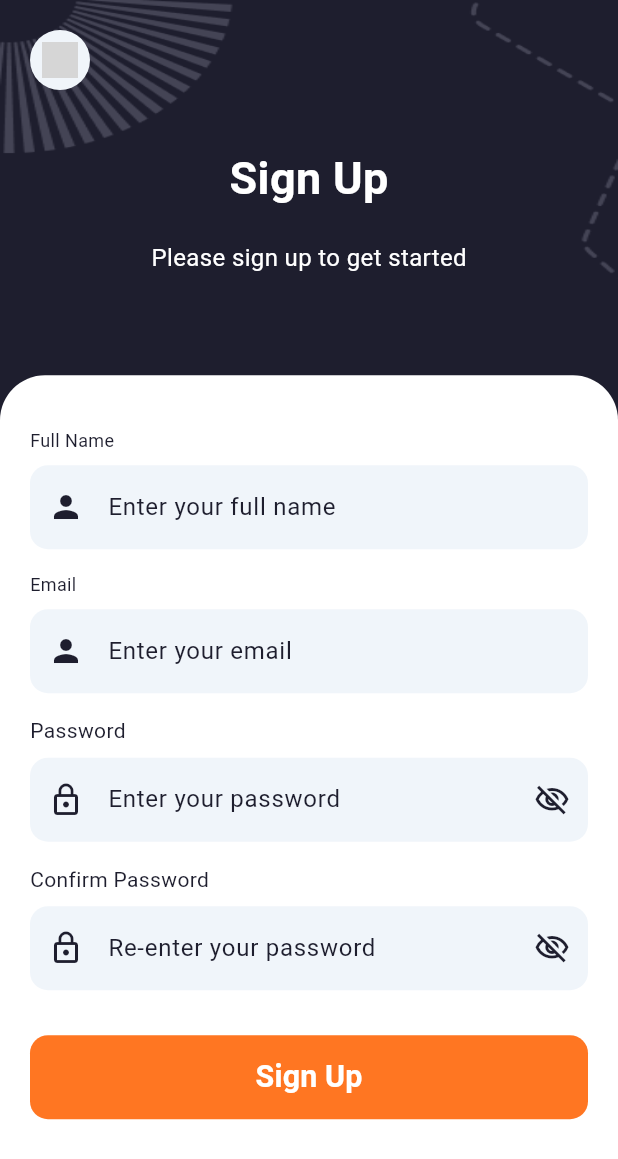
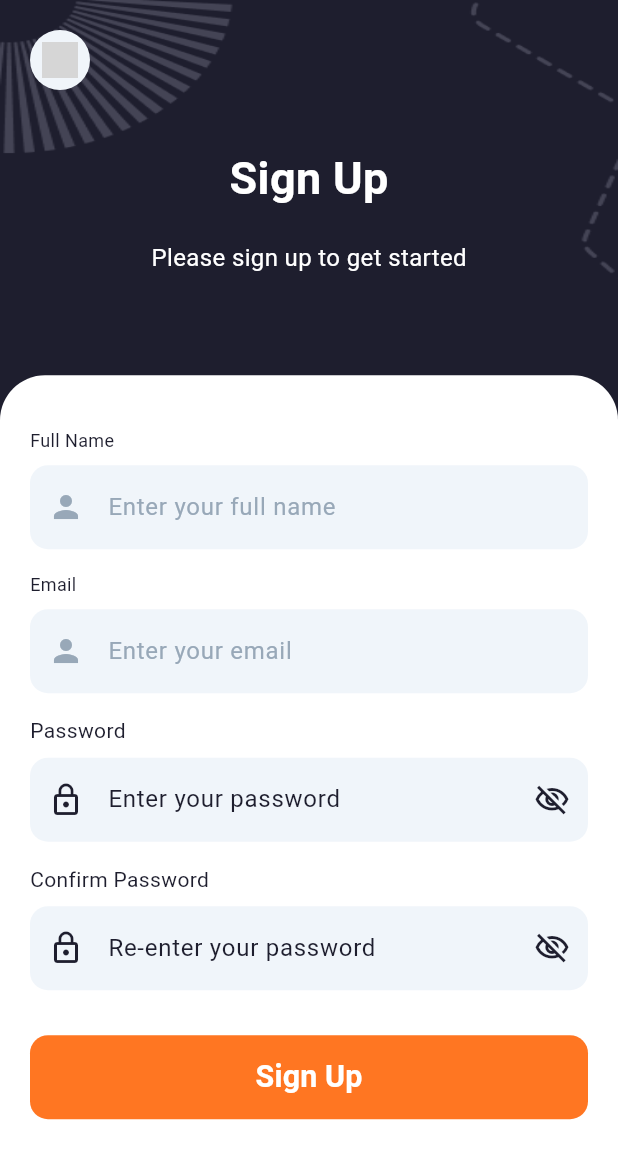
Before and after one commit to tech-cell-eg/Round-3-Restaurant-App, a Flutter app: the SignUpScreen screen opened by its route, on a phone screen of 412 x 824 dp. Shown: the top 1159 px of the screen. Run offline on Flutter 3.47's test engine with Material 3 defaults, Android fonts, the light colour scheme and no system bars; our stand-ins replace device_preview, dio, flutter_bloc, flutter_screenutil, flutter_svg, font_awesome_flutter and 3 more; accounts and stored records are empty; Roboto replaces fonts that are missing (Sen); project files that could hold a hidden picture were left out; grey boxes are pictures that could not be loaded.

Commit message:
do some features

```diff
--- a/lib/core/ui/buttons.dart
+++ b/lib/core/ui/buttons.dart
@@ -11,9 +11,11 @@ class Buttons {
     Color? backgroundColor,
     Color? textColor,
     double? width,
+    double? height,
+    double? fontSize,
   }) => SizedBox(
     width: width ?? double.infinity,
-    height: 56,
+    height: height ?? 56,
     child: ElevatedButton(
       onPressed: (isLoading ?? false) ? null : onPressed,
       style: ElevatedButton.styleFrom(
@@ -34,7 +36,7 @@ class Buttons {
               : Text(
                 label,
                 style: TextStyle(
-                  fontSize: 20.sp,
+                  fontSize: fontSize ?? 20.sp,
                   fontWeight: FontWeight.w600,
                   color: textColor ?? Colors.white,
                 ),
@@ -45,7 +47,43 @@ class Buttons {
   static Widget outline({
     required void Function()? onPressed,
     required String label,
-  }) => ElevatedButton(onPressed: onPressed, child: Text(label));
+    Color? color,
+    bool? isLoading,
+    Color? backgroundColor,
+    Color? textColor,
+    double? width,
+    double? height,
+    double? fontSize,
+  }) => SizedBox(
+    width: width ?? double.infinity,
+    height: height ?? 56,
+    child: OutlinedButton(
+      onPressed: (isLoading ?? false) ? null : onPressed,
+      style: OutlinedButton.styleFrom(
+        side: BorderSide(color: AppColor.kPrimaryColor),
+        shape: RoundedRectangleBorder(borderRadius: BorderRadius.circular(12)),
+        elevation: 0,
+      ),
+      child:
+          (isLoading ?? false)
+              ? const SizedBox(
+                width: 24,
+                height: 24,
+                child: CircularProgressIndicator(
+                  color: Colors.white,
+                  strokeWidth: 2,
+                ),
+              )
+              : Text(
+                label,
+                style: TextStyle(
+                  fontSize: fontSize ?? 20.sp,
+                  fontWeight: FontWeight.w600,
+                  color: textColor ?? AppColor.kPrimaryColor,
+                ),
+              ),
+    ),
+  );
 
   static Widget text({
     required void Function()? onPressed,
--- a/lib/core/ui/inputs.dart
+++ b/lib/core/ui/inputs.dart
@@ -45,14 +45,14 @@ class TextInputField extends StatelessWidget {
           maxLines: lines,
           decoration: InputDecoration(
             hintText: hint,
-            hintStyle: const TextStyle(color: AppColor.kPrimaryDark),
+            hintStyle: const TextStyle(color: AppColor.kItemColor),
             filled: true,
             fillColor: AppColor.kGreyColor,
             prefixIcon:
                 icon != null
                     ? Padding(
                       padding: const EdgeInsets.all(12.0),
-                      child: Icon(icon, color: AppColor.kPrimaryDark, size: 24),
+                      child: Icon(icon, color: AppColor.kItemColor, size: 24),
                     )
                     : null,
             border: OutlineInputBorder(
--- a/pubspec.yaml
+++ b/pubspec.yaml
@@ -53,6 +53,10 @@ dependencies:
   image_picker: ^1.1.2
   shared_preferences: ^2.5.3
   internet_connection_checker_plus: ^2.7.1
+  firebase_core: ^3.13.0
+  firebase_messaging: ^15.2.5
+  cloud_firestore: ^5.6.6
+
 
 dev_dependencies:
   flutter_test:
```
Also changed, not shown: lib/features/auth/presentation/screens/location_screen.dart (+138 -138 lines).
